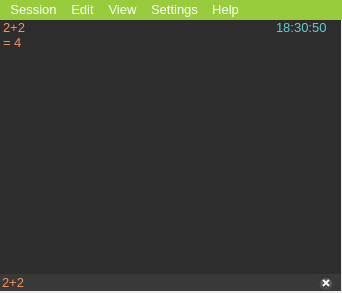
Qt form mainwindow.ui (Miguel-Gotor/CLI_Calculator) before a commit.
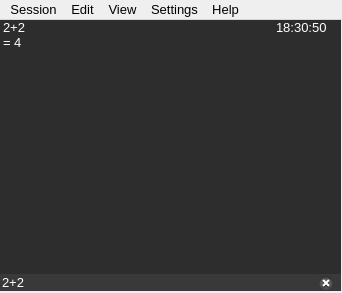
The same form after that commit.

```diff
--- a/mainwindow.ui
+++ b/mainwindow.ui
@@ -111,7 +111,7 @@
          </property>
          <property name="styleSheet">
           <string notr="true">background-color:rgb(45, 45, 45);
-color:rgb(249, 145, 87);</string>
+color:rgb(255, 255, 255);</string>
          </property>
          <property name="frameShape">
           <enum>QFrame::NoFrame</enum>
@@ -165,7 +165,7 @@
          </property>
          <property name="styleSheet">
           <string notr="true">background-color:rgb(45, 45, 45);
-color:rgb(102, 204, 204)</string>
+color:rgb(255, 255, 255)</string>
          </property>
          <property name="frameShape">
           <enum>QFrame::NoFrame</enum>
@@ -226,7 +226,7 @@
        </property>
        <property name="styleSheet">
         <string notr="true">background-color:rgb(57, 57, 57);
-color:rgb(249, 145, 87);</string>
+color:rgb(255, 255, 255);</string>
        </property>
        <property name="text">
         <string>2+2</string>
@@ -260,12 +260,11 @@
      <x>0</x>
      <y>0</y>
      <width>342</width>
-     <height>22</height>
+     <height>24</height>
     </rect>
    </property>
    <property name="styleSheet">
-    <string notr="true">background-color:rgb(152, 204, 60);
-color:rgb(255, 255, 255);</string>
+    <string notr="true"/>
    </property>
    <widget class="QMenu" name="menuSession">
     <property name="font">
```
Left out of the diff: 3 changed lines with no effect on the pictures.
